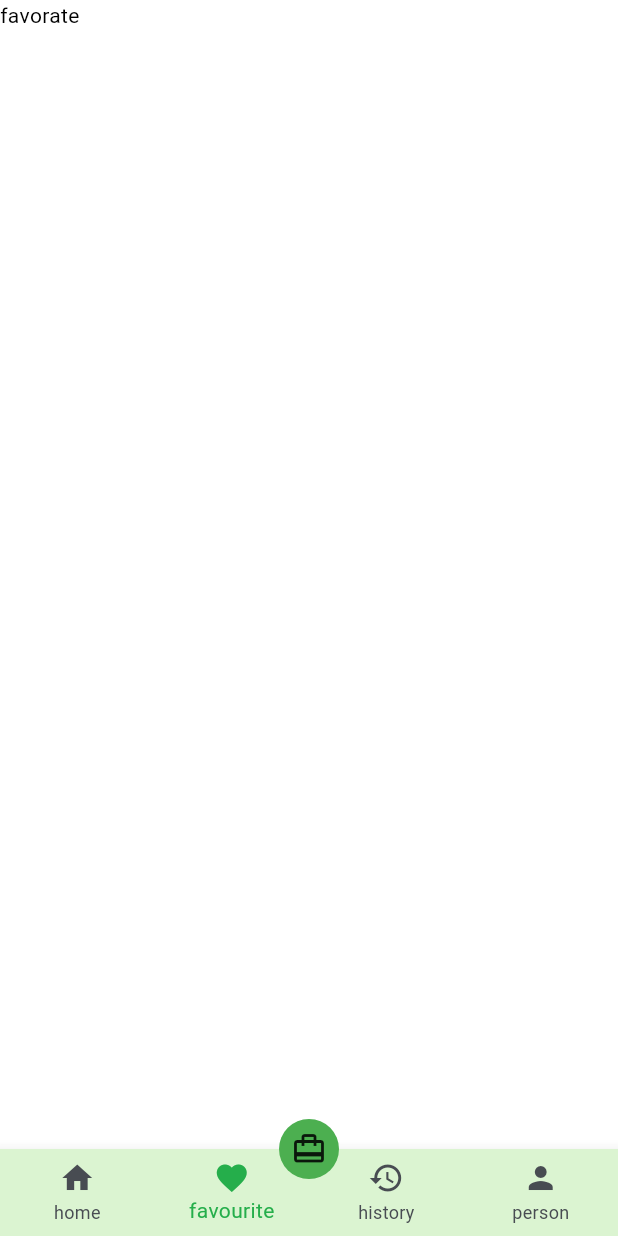
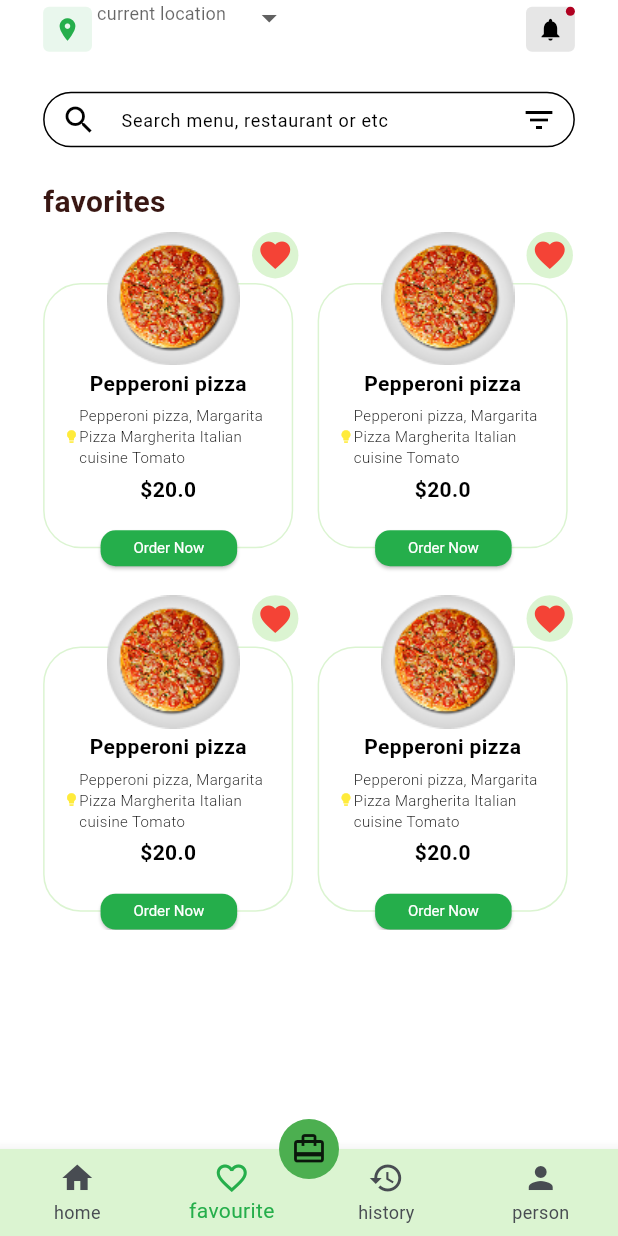
Before and after one commit to saifbataineh/food_tek, a Flutter app: the NavigationPage screen opened by its route, item 2 of the bottom bar chosen, on a phone screen of 412 x 824 dp. Run offline on Flutter 3.47's test engine with Material 3 defaults, Android fonts, the phone set to English and light mode, and no system bars.

Commit message:
added favorite screen and remember me check box and some fixes to ui overflow

```diff
--- a/lib/core/constants/app_colors.dart
+++ b/lib/core/constants/app_colors.dart
@@ -11,6 +11,8 @@ class AppColors {
   static const Color formFieldBorderColor = Color(0xffEDF1F3);
   static const Color greyColor = Color(0xffC2C2C2);
   static const Color lightgreyColor = Color(0xffE6E6E6);
+  static const Color lightergreyColor = Color(0xffE6E6E6);
   static const Color darkgreyColor = Color(0xff484C52);
   static const Color black = Color(0xff101010);
+  static const Color redyBlack = Color(0xff391713);
 }
--- a/lib/core/constants/app_image_strings.dart
+++ b/lib/core/constants/app_image_strings.dart
@@ -22,4 +22,6 @@ class AppImageStrings {
   static const String pizza = 'assets/food/pizza.png';
   static const String sandwsh = 'assets/food/sandwsh.png';
   static const String discountPhoto = 'assets/food/withText.png';
+  static const String plate = 'assets/food/plate.png';
+  static const String pepproniPizza = 'assets/food/pepperoni_pizza.png';
 }
--- /dev/null
+++ b/lib/core/widgets/current_location_widget.dart
@@ -0,0 +1,49 @@
+import 'package:flutter/material.dart';
+import 'package:food_tek/core/constants/app_colors.dart';
+import 'package:food_tek/core/utils/responsive_height_width.dart';
+import 'package:food_tek/core/widgets/location_drop_down_menu.dart';
+
+class CurrentLocationWidget extends StatelessWidget {
+  const CurrentLocationWidget({super.key});
+
+  @override
+  Widget build(BuildContext context) {
+    return SizedBox(
+      child: Row(
+        spacing: responsiveWidth(context, 3.5),
+        children: [
+          Container(
+            width: responsiveWidth(context, 34),
+            height: responsiveHeight(context, 34),
+            decoration: BoxDecoration(
+              borderRadius: BorderRadius.circular(4),
+              color: AppColors.mainColor.withValues(alpha: 0.1),
+            ),
+            child: Icon(
+              size: 18,
+              Icons.location_on,
+              color: AppColors.mainColor,
+            ),
+          ),
+          LocationDropDownMenu(),
+          Spacer(),
+          Container(
+            width: responsiveWidth(context, 34),
+            height: responsiveHeight(context, 34),
+            decoration: BoxDecoration(
+              borderRadius: BorderRadius.circular(4),
+              color: AppColors.lightergreyColor,
+            ),
+            child: Badge(
+              child: IconButton(
+                padding: EdgeInsets.all(0),
+                onPressed: () {},
+                icon: Icon(size: 18, Icons.notifications),
+              ),
+            ),
+          ),
+        ],
+      ),
+    );
+  }
+}
--- /dev/null
+++ b/lib/core/widgets/food_search_widget.dart
@@ -0,0 +1,38 @@
+import 'package:flutter/material.dart';
+import 'package:food_tek/core/utils/responsive_height_width.dart';
+
+class FoodSearchWidget extends StatefulWidget {
+  const FoodSearchWidget({super.key});
+
+  @override
+  State<FoodSearchWidget> createState() => _FoodSearchWidgetState();
+}
+
+class _FoodSearchWidgetState extends State<FoodSearchWidget> {
+  final TextEditingController _searchController = TextEditingController();
+  @override
+  void dispose() {
+    _searchController.dispose();
+    super.dispose();
+  }
+
+  @override
+  Widget build(BuildContext context) {
+    return SizedBox(
+      height: responsiveHeight(context, 42),
+      child: TextField(
+        controller: _searchController,
+        decoration: InputDecoration(
+          hintText: 'Search menu, restaurant or etc',
+          hintStyle: TextStyle(fontSize: 12),
+          border: OutlineInputBorder(borderRadius: BorderRadius.circular(30)),
+          prefixIcon: Icon(Icons.search),
+          suffixIcon: Icon(Icons.filter_list),
+        ),
+        onChanged: (value) {
+          print(value);
+        },
+      ),
+    );
+  }
+}
--- /dev/null
+++ b/lib/core/widgets/location_drop_down_menu.dart
@@ -0,0 +1,54 @@
+import 'package:flutter/material.dart';
+import 'package:food_tek/core/utils/responsive_height_width.dart';
+
+class LocationDropDownMenu extends StatefulWidget {
+  const LocationDropDownMenu({super.key});
+
+  @override
+  State<LocationDropDownMenu> createState() => _LocationDropDownMenuState();
+}
+
+class _LocationDropDownMenuState extends State<LocationDropDownMenu> {
+  String? location;
+  @override
+  Widget build(BuildContext context) {
+    return SizedBox(
+      width: responsiveWidth(context, 178),
+      child: Column(
+        crossAxisAlignment: CrossAxisAlignment.start,
+        children: [
+          SizedBox(
+            height: 18,
+            child: DropdownButton(
+              underline: SizedBox(),
+              hint: Text(
+                "current location",
+                style: TextStyle(fontWeight: FontWeight.w400, fontSize: 12),
+              ),
+              items: [
+                DropdownMenuItem(
+                  child: Text("New York"),
+                  value: "New York",
+                ),
+                DropdownMenuItem(
+                  value: "wgwrbwrbwrbwrbrwbwrbrbwrbrwbwrbwrbrwb",
+                  child: Text("San Francisco"),
+                ),
+              ],
+              onChanged: (value) {
+                setState(() {
+                  location = value;
+                });
+              },
+            ),
+          ),
+          Text(
+            location ?? "",
+            overflow: TextOverflow.ellipsis,
+            style: Theme.of(context).textTheme.labelLarge,
+          ),
+        ],
+      ),
+    );
+  }
+}
--- a/lib/features/authintication/views/widgets/check_box_with_text_widget.dart
+++ b/lib/features/authintication/views/widgets/check_box_with_text_widget.dart
@@ -20,8 +20,8 @@ class _CheckBoxWithTextWidgetState extends State<CheckBoxWithTextWidget> {
     return Row(
       children: [
         SizedBox(
-          height: responsiveHeight(context, 15),
-          width: responsiveWidth(context, 15),
+          height: responsiveHeight(context, 25),
+          width: responsiveWidth(context, 25),
           child: Checkbox(
               activeColor: AppColors.mainColor,
               value: isSelected,
--- /dev/null
+++ b/lib/features/favorite/views/favorite_page.dart
@@ -0,0 +1,26 @@
+import 'package:flutter/material.dart';
+import 'package:food_tek/core/utils/responsive_height_width.dart';
+import 'package:food_tek/core/widgets/current_location_widget.dart';
+import 'package:food_tek/core/widgets/food_search_widget.dart';
+import 'package:food_tek/features/favorite/views/widgets/food_favorite_grid_view_widget.dart';
+
+class FavoritePage extends StatelessWidget {
+  const FavoritePage({super.key});
+
+  @override
+  Widget build(BuildContext context) {
+    return SafeArea(
+      child: Padding(
+        padding: EdgeInsets.symmetric(horizontal: responsiveWidth(context, 30)),
+        child: Column(
+          spacing: responsiveHeight(context, 25),
+          children: [
+            CurrentLocationWidget(),
+            FoodSearchWidget(),
+            FoodFavoriteGridViewWidget()
+          ],
+        ),
+      ),
+    );
+  }
+}
--- /dev/null
+++ b/lib/features/favorite/views/widgets/favorite_button_widget.dart
@@ -0,0 +1,27 @@
+import 'package:flutter/material.dart';
+
+class FavoriteButtonWidget extends StatefulWidget {
+  const FavoriteButtonWidget({super.key});
+
+  @override
+  State<FavoriteButtonWidget> createState() => _FavoriteButtonWidgetState();
+}
+
+class _FavoriteButtonWidgetState extends State<FavoriteButtonWidget> {
+  bool isLiked = true;
+  @override
+  Widget build(BuildContext context) {
+    return IconButton(
+      padding: EdgeInsets.all(0),
+      onPressed: () {
+        setState(() {
+          isLiked = !isLiked;
+        });
+      },
+      icon: Icon(
+        isLiked ? Icons.favorite : Icons.favorite_border,
+        color: isLiked ? Colors.red : null,
+      ),
+    );
+  }
+}
--- /dev/null
+++ b/lib/features/favorite/views/widgets/food_favorite_grid_view_widget.dart
@@ -0,0 +1,46 @@
+import 'package:flutter/material.dart';
+import 'package:food_tek/core/constants/app_colors.dart';
+import 'package:food_tek/core/constants/app_image_strings.dart';
+import 'package:food_tek/core/utils/responsive_height_width.dart';
+import 'package:food_tek/features/favorite/views/widgets/single_item_grid_tile_widget.dart';
+import 'package:food_tek/features/home/models/food_model.dart';
+
+class FoodFavoriteGridViewWidget extends StatelessWidget {
+  const FoodFavoriteGridViewWidget({super.key});
+
+  @override
+  Widget build(BuildContext context) {
+    return Column(
+      crossAxisAlignment: CrossAxisAlignment.start,
+      spacing: responsiveHeight(context, 6),
+      children: [
+        Text(
+          "favorites",
+          style: TextStyle(
+              fontSize: 20,
+              fontWeight: FontWeight.w600,
+              color: AppColors.redyBlack),
+        ),
+        SizedBox(
+          height: responsiveHeight(context, 526),
+          width: responsiveWidth(context, 372),
+          child: GridView.builder(
+              gridDelegate: SliverGridDelegateWithFixedCrossAxisCount(
+                  crossAxisSpacing: responsiveWidth(context, 12),
+                  mainAxisSpacing: responsiveHeight(context, 22),
+                  crossAxisCount: 2,
+                  mainAxisExtent: responsiveHeight(context, 252)),
+              itemCount: 6,
+              itemBuilder: (context, index) => SignleItemGridTileWidget(
+                    foodItem: Food(
+                        img: AppImageStrings.pepproniPizza,
+                        name: "Pepperoni pizza",
+                        subTitle:
+                            "Pepperoni pizza, Margarita Pizza Margherita Italian cuisine Tomato",
+                        price: 20),
+                  )),
+        )
+      ],
+    );
+  }
+}
--- /dev/null
+++ b/lib/features/favorite/views/widgets/single_item_grid_tile_widget.dart
@@ -0,0 +1,113 @@
+import 'package:flutter/material.dart';
+import 'package:food_tek/core/constants/app_colors.dart';
+import 'package:food_tek/core/constants/app_image_strings.dart';
+import 'package:food_tek/core/utils/responsive_height_width.dart';
+import 'package:food_tek/features/favorite/views/widgets/favorite_button_widget.dart';
+import 'package:food_tek/features/home/models/food_model.dart';
+
+class SignleItemGridTileWidget extends StatelessWidget {
+  const SignleItemGridTileWidget({
+    required this.foodItem,
+    super.key,
+  });
+  final Food foodItem;
+  @override
+  Widget build(BuildContext context) {
+    return GridTile(
+      child: Stack(
+        children: [
+          Positioned(
+            bottom: responsiveHeight(context, 13.5),
+            child: Container(
+              height: responsiveHeight(context, 200),
+              width: responsiveWidth(context, 174),
+              decoration: BoxDecoration(
+                borderRadius: BorderRadius.circular(25),
+                border: Border.all(color: AppColors.seconadryColor),
+              ),
+              child: Padding(
+                padding: const EdgeInsets.symmetric(horizontal: 13),
+                child: Column(
+                  spacing: responsiveHeight(context, 5),
+                  children: [
+                    SizedBox(
+                      height: responsiveHeight(context, 58),
+                    ),
+                    Text(
+                      foodItem.name,
+                      style:
+                          TextStyle(fontSize: 14, fontWeight: FontWeight.w600),
+                    ),
+                    SizedBox(
+                      child: Row(
+                        children: [
+                          Icon(
+                            Icons.lightbulb,
+                            color: Colors.yellow,
+                            size: 10,
+                          ),
+                          Expanded(
+                            child: Text(
+                              foodItem.subTitle,
+                              style: TextStyle(
+                                  fontSize: 10, fontWeight: FontWeight.w300),
+                              maxLines: 3,
+                              overflow: TextOverflow.ellipsis,
+                            ),
+                          ),
+                        ],
+                      ),
+                    ),
+                    Text(
+                      '\$${foodItem.price.toString()}',
+                      style:
+                          TextStyle(fontSize: 14, fontWeight: FontWeight.w600),
+                    ),
+                  ],
+                ),
+              ),
+            ),
+          ),
+          Positioned(
+            right: responsiveWidth(context, 42),
+            child: Image.asset(AppImageStrings.plate),
+          ),
+          Positioned(
+            right: responsiveWidth(context, 51),
+            top: responsiveHeight(context, 7),
+            child: Image.asset(foodItem.img),
+          ),
+          Positioned(
+            right: 0,
+            child: Container(
+              height: responsiveHeight(context, 35),
+              width: responsiveWidth(context, 35),
+              decoration: BoxDecoration(
+                  shape: BoxShape.circle, color: AppColors.seconadryColor),
+              child: FavoriteButtonWidget(),
+            ),
+          ),
+          Positioned(
+            bottom: 0,
+            left: responsiveWidth(context, 40),
+            child: SizedBox(
+              height: responsiveHeight(context, 27),
+              width: responsiveWidth(context, 95),
+              child: ElevatedButton(
+                onPressed: () {},
+                style: ElevatedButton.styleFrom(padding: EdgeInsets.all(0)),
+                child: Text(
+                  "Order Now",
+                  style: TextStyle(
+                    fontSize: 10,
+                    fontWeight: FontWeight.w400,
+                  ),
+                ),
+              ),
+            ),
+          ),
+        ],
+      ),
+    );
+  }
+}
--- a/lib/features/home/models/food_model.dart
+++ b/lib/features/home/models/food_model.dart
@@ -1,6 +1,7 @@
 import 'package:flutter/widgets.dart';
 
 class Food {
+
   String img;
   String name;
   String subTitle;
--- a/lib/features/home/views/home_page.dart
+++ b/lib/features/home/views/home_page.dart
@@ -2,6 +2,8 @@ import 'package:flutter/material.dart';
 import 'package:food_tek/core/constants/app_colors.dart';
 import 'package:food_tek/core/constants/app_image_strings.dart';
 import 'package:food_tek/core/utils/responsive_height_width.dart';
+import 'package:food_tek/core/widgets/current_location_widget.dart';
+import 'package:food_tek/core/widgets/food_search_widget.dart';
 import 'package:food_tek/features/home/views/widgets/fav.dart';
 import 'package:food_tek/features/home/models/food_model.dart';
 import 'package:food_tek/core/utils/responsive_height_width.dart';
@@ -15,7 +17,7 @@ class HomePage extends StatefulWidget {
 
 class _HomePageState extends State<HomePage> {
   String? location = "";
-  final TextEditingController _searchController = TextEditingController();
+
   String selectedCategory = "All";
   List<Food> foodList = [
     Food(
@@ -33,70 +35,9 @@ class _HomePageState extends State<HomePage> {
         padding: EdgeInsets.symmetric(horizontal: responsiveWidth(context, 30)),
         child: Column(
           children: [
-            ListTile(
-              subtitle: Text(
-                location ?? "",
-                style: Theme.of(context).textTheme.labelLarge,
-              ),
-              title: DropdownButton(
-                underline: SizedBox(),
-                hint: Text(
-                  "current location",
-                  style: TextStyle(fontWeight: FontWeight.w400, fontSize: 12),
-                ),
-                items: [
-                  DropdownMenuItem(
-                    child: Text("New York"),
-                    value: "New York",
-                  ),
-                  DropdownMenuItem(
-                    value: "San Francisco",
-                    child: Text("San Francisco"),
-                  ),
-                ],
-                onChanged: (value) {
-                  setState(() {
-                    location = value as String?;
-                  });
-                },
-              ),
-              leading: Container(
-                padding:
-                    const EdgeInsets.only(top: 3.5, bottom: 3.5, right: 10),
-                width: 44,
-                height: 41,
-                child: Container(
-                  width: responsiveWidth(context, 34),
-                  height: responsiveHeight(context, 34),
-                  padding: EdgeInsets.all(8),
-                  decoration: BoxDecoration(
-                    borderRadius: BorderRadius.circular(4),
-                    color: AppColors.mainColor.withValues(alpha: 0.1),
-                  ),
-                  child: Icon(
-                    size: 18,
-                    Icons.location_on,
-                    color: AppColors.mainColor,
-                  ),
-                ),
-              ),
-              trailing:
-                  IconButton(onPressed: () {}, icon: Icon(Icons.notifications)),
-            ),
-            TextField(
-              controller: _searchController,
-              decoration: InputDecoration(
-                hintText: 'Search...',
-                border:
-                    OutlineInputBorder(borderRadius: BorderRadius.circular(30)),
-                prefixIcon: Icon(Icons.search),
-                suffixIcon: Icon(Icons.filter_list),
-              ),
-              onChanged: (value) {
-                print(value);
-              },
-            ),
+            CurrentLocationWidget(),
             SizedBox(height: 5),
+            FoodSearchWidget(),
             Column(
               children: [
                 DefaultTabController(
@@ -104,7 +45,6 @@ class _HomePageState extends State<HomePage> {
                   child: Column(
                     children: [
                       TabBar(
-
                         isScrollable: true,
                         indicatorColor:
                             Colors.transparent, // إخفاء المؤشر الافتراضي
@@ -119,7 +59,9 @@ class _HomePageState extends State<HomePage> {
                         height: 10,
                       ),
                       Container(
-                        width: MediaQuery.of(context).size.width, // Make responsive
+                        width: MediaQuery.of(context)
+                            .size
+                            .width, // Make responsive
                         height: 137,
                         child: Image.asset(AppImageStrings.discountPhoto),
                       ),
--- a/lib/features/navigation/views/navigation_page.dart
+++ b/lib/features/navigation/views/navigation_page.dart
@@ -1,5 +1,6 @@
 import 'package:flutter/material.dart';
 import 'package:food_tek/core/constants/app_colors.dart';
+import 'package:food_tek/features/favorite/views/favorite_page.dart';
 import 'package:food_tek/features/home/views/home_page.dart';
 
 class NavigationPage extends StatefulWidget {
@@ -11,11 +12,20 @@ class NavigationPage extends StatefulWidget {
 
 class _NavigationPageState extends State<NavigationPage> {
   int currentIndex = 0;
-  List pages = [HomePage(),Container(child: Text("favorate"),),Container(child: Text("person"),),Container(child: Text("map"),)];
+  List pages = [
+    HomePage(),
+    FavoritePage(),
+    Container(
+      child: Text("person"),
+    ),
+    Container(
+      child: Text("map"),
+    )
+  ];
   @override
   Widget build(BuildContext context) {
     return Scaffold(
-      body:pages[currentIndex],
+      body: pages[currentIndex],
       floatingActionButtonLocation: FloatingActionButtonLocation.centerDocked,
       floatingActionButton: Container(
           padding: EdgeInsets.all(8),
@@ -38,7 +48,7 @@ class _NavigationPageState extends State<NavigationPage> {
         items: [
           BottomNavigationBarItem(icon: Icon(Icons.home), label: "home"),
           BottomNavigationBarItem(
-              icon: Icon(Icons.favorite), label: "favourite"),
+              icon: Icon(Icons.favorite_border), label: "favourite"),
           BottomNavigationBarItem(icon: Icon(Icons.history), label: "history"),
           BottomNavigationBarItem(icon: Icon(Icons.person), label: "person"),
         ],
--- a/lib/features/onboarding/onboarding_page.dart
+++ b/lib/features/onboarding/onboarding_page.dart
@@ -56,11 +56,11 @@ class _OnboardingPageState extends State<OnboardingPage> {
           Padding(
             padding:
                 EdgeInsets.symmetric(horizontal: responsiveWidth(context, 50)),
+            child: SingleChildScrollView(
               child: Column(
                 mainAxisAlignment: MainAxisAlignment.center,
                 children: [
-                SingleChildScrollView(
-                  child: SizedBox(
+                  SizedBox(
                     height: responsiveHeight(context, 678),
                     child: PageView(
                       onPageChanged: (value) {
@@ -70,7 +70,6 @@ class _OnboardingPageState extends State<OnboardingPage> {
                       },
                       controller: pageController,
                       children: pages,
-                    ),
                     ),
                   ),
                   SizedBox(
@@ -169,6 +168,7 @@ class _OnboardingPageState extends State<OnboardingPage> {
                 ],
               ),
             ),
+          ),
         ],
       ),
     );
--- a/lib/features/onboarding/turn_on_location_page.dart
+++ b/lib/features/onboarding/turn_on_location_page.dart
@@ -12,8 +12,6 @@ class TurnOnLocationPage extends StatelessWidget {
 
   @override
   Widget build(BuildContext context) {
-
-
     return Scaffold(
       body: SingleChildScrollView(
         child: Stack(
@@ -57,7 +55,6 @@ class TurnOnLocationPage extends StatelessWidget {
                     height: responsiveHeight(context, 45),
                   ),
                   SizedBox(
-                    height: responsiveHeight(context, 158),
                     child: DisplayTitleAndSubtitleWidget(
                         title: S.of(context).turnloc_title,
                         subTitle: S.of(context).turnloc_text),
--- a/lib/features/onboarding/widgets/display_title_and_subtitle_widget.dart
+++ b/lib/features/onboarding/widgets/display_title_and_subtitle_widget.dart
@@ -27,6 +27,9 @@ class DisplayTitleAndSubtitleWidget extends StatelessWidget {
         Text(subTitle,
             textAlign: TextAlign.center,
             style: Theme.of(context).textTheme.displaySmall),
+        SizedBox(
+          height: responsiveHeight(context, 52),
+        )
       ],
     );
   }
--- a/lib/features/onboarding/widgets/onboarding_widget.dart
+++ b/lib/features/onboarding/widgets/onboarding_widget.dart
@@ -17,7 +17,8 @@ class OnboardingWidget extends StatelessWidget {
 
   @override
   Widget build(BuildContext context) {
-    return Column(
+    return SingleChildScrollView(
+      child: Column(
         children: [
           SizedBox(height: responsiveHeight(context, 150)),
           Image.asset(
@@ -31,6 +32,7 @@ class OnboardingWidget extends StatelessWidget {
 
           // ElevatedButton(onPressed: () {}, child: Text('continue'))
         ],
+      ),
     );
   }
 }
--- a/pubspec.yaml
+++ b/pubspec.yaml
@@ -16,7 +16,7 @@ publish_to: 'none' # Remove this line if you wish to publish to pub.dev
 # https://developer.apple.com/library/archive/documentation/General/Reference/InfoPlistKeyReference/Articles/CoreFoundationKeys.html
 # In Windows, build-name is used as the major, minor, and patch parts
 # of the product and file versions while build-number is used as the build suffix.
-version: 1.0.2+1
+version: 1.0.3+1
 
 environment:
   sdk: ^3.6.1
```
Also changed, not shown: assets/food/pepperoni_pizza.png (added), assets/food/plate.png (added), 6 other files. Lines whose indentation alone changed are shown as unchanged.
